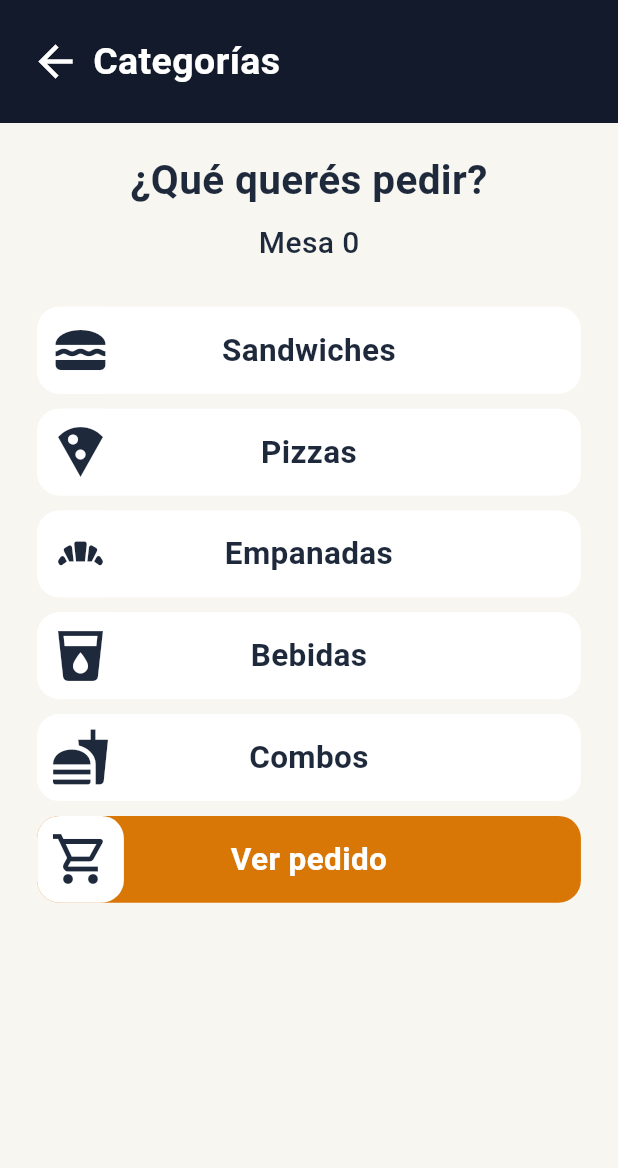
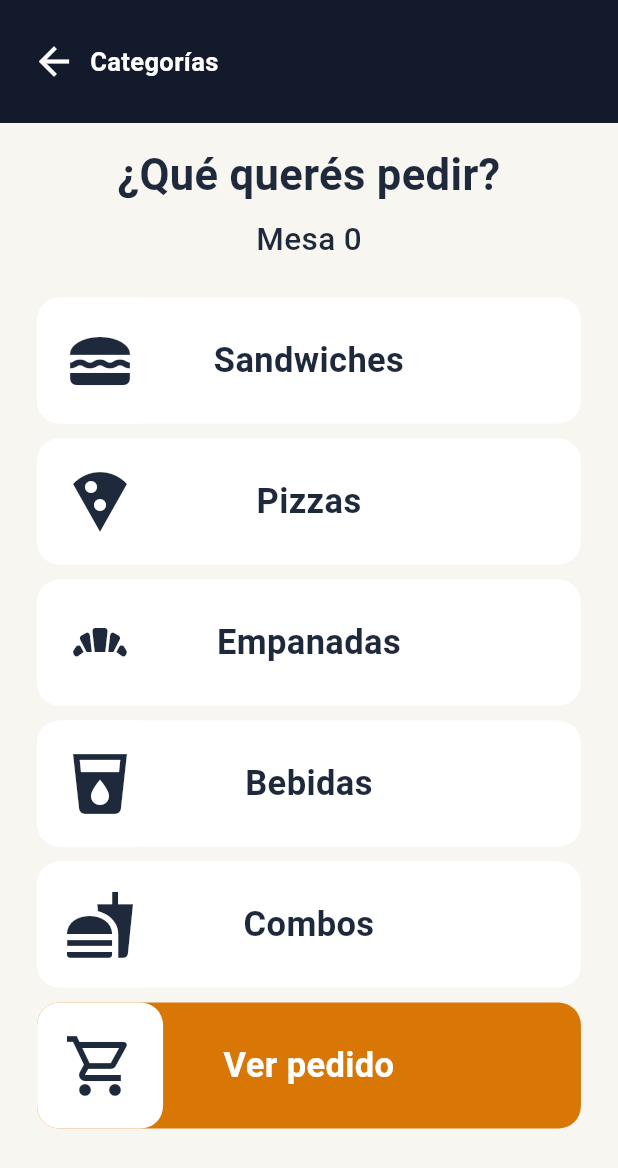
Before and after one commit to ferpala3294294/mozo-app, a Flutter app: the CategoriasScreen screen opened directly with empty values, on a phone screen of 412 x 824 dp. Shown: the top 1168 px of the screen. Run offline on Flutter 3.47's test engine with Material 3 defaults, Android fonts, the phone set to English and light mode, and no system bars; network calls fail.

Commit message:
Ultima actualizacion del proyecto

```diff
--- a/lib/screens/categoria_bebidas_screen.dart
+++ b/lib/screens/categoria_bebidas_screen.dart
@@ -597,6 +597,7 @@ IconButton(
                     Row(
                       children: [
                         Expanded(
+                          flex: 8,
                           child: categoriaBoton(
                             'Sandwiches',
                             () {
@@ -617,6 +618,7 @@ IconButton(
                         const SizedBox(width: 10),
 
                         Expanded(
+                          flex: 4,
                           child: categoriaBoton(
                             'Pizzas',
                             () {
@@ -637,6 +639,7 @@ IconButton(
                         const SizedBox(width: 10),
 
                         Expanded(
+                          flex: 8,
                           child: categoriaBoton(
                             'Empanadas',
                             () {
@@ -657,6 +660,7 @@ IconButton(
                         const SizedBox(width: 10),
 
                         Expanded(
+                          flex: 5,
                           child: categoriaBoton(
                             'Bebidas',
                             () {},
@@ -666,6 +670,7 @@ IconButton(
                         const SizedBox(width: 10),
 
 Expanded(
+  flex: 5,
   child: categoriaBoton(
     'Combos',
     () {
--- a/lib/screens/categoria_combos_screen.dart
+++ b/lib/screens/categoria_combos_screen.dart
@@ -598,6 +598,7 @@ IconButton(
                     Row(
   children: [
     Expanded(
+      flex: 8,
       child: categoriaBoton(
         'Sandwiches',
         () {
@@ -615,6 +616,7 @@ IconButton(
     ),
     const SizedBox(width: 10),
     Expanded(
+      flex: 4,
       child: categoriaBoton(
         'Pizzas',
         () {
@@ -632,6 +634,7 @@ IconButton(
     ),
     const SizedBox(width: 10),
     Expanded(
+      flex: 8,
       child: categoriaBoton(
         'Empanadas',
         () {
@@ -649,6 +652,7 @@ IconButton(
     ),
     const SizedBox(width: 10),
     Expanded(
+      flex: 5,
       child: categoriaBoton(
         'Bebidas',
         () {
@@ -666,6 +670,7 @@ IconButton(
     ),
     const SizedBox(width: 10),
     Expanded(
+      flex: 5,
       child: categoriaBoton(
         'Combos',
         () {},
--- a/lib/screens/categoria_empanadas_screen.dart
+++ b/lib/screens/categoria_empanadas_screen.dart
@@ -546,6 +546,7 @@ IconButton(
                     Row(
                       children: [
                         Expanded(
+                          flex: 8,
                           child: categoriaBoton(
                             'Sandwiches',
                             () {
@@ -563,6 +564,7 @@ IconButton(
                         ),
                         const SizedBox(width: 10),
                         Expanded(
+                          flex: 4,
                           child: categoriaBoton(
                             'Pizzas',
                             () {
@@ -580,6 +582,7 @@ IconButton(
                         ),
                         const SizedBox(width: 10),
                         Expanded(
+                          flex: 8,
                           child: categoriaBoton(
                             'Empanadas',
                             () {},
@@ -588,6 +591,7 @@ IconButton(
                         ),
                         const SizedBox(width: 10),
                         Expanded(
+                          	flex: 5,
                           child: categoriaBoton(
                             'Bebidas',
                             () {
@@ -606,6 +610,7 @@ IconButton(
                         const SizedBox(width: 10),
 
 Expanded(
+  flex: 5,
   child: categoriaBoton(
     'Combos',
     () {
@@ -676,6 +681,7 @@ Expanded(
     : azul,
           borderRadius: BorderRadius.circular(12),
         ),
+
         child: Center(
           child: Text(
             texto,
--- a/lib/screens/categoria_pizzas_screen.dart
+++ b/lib/screens/categoria_pizzas_screen.dart
@@ -595,6 +595,7 @@ IconButton(
                     Row(
                       children: [
                         Expanded(
+                          flex: 8,
                           child: categoriaBoton(
                             'Sandwiches',
                             () {
@@ -615,6 +616,7 @@ IconButton(
                         const SizedBox(width: 10),
 
                         Expanded(
+                          flex: 4,
                           child: categoriaBoton(
                             'Pizzas',
                             () {},
@@ -625,6 +627,7 @@ IconButton(
                         const SizedBox(width: 10),
 
                         Expanded(
+                          flex: 8,
                           child: categoriaBoton(
                             'Empanadas',
                             () {
@@ -645,6 +648,7 @@ IconButton(
                         const SizedBox(width: 10),
 
                         Expanded(
+                          flex: 5,
                           child: categoriaBoton(
                             'Bebidas',
                             () {
@@ -664,6 +668,7 @@ IconButton(
                         const SizedBox(width: 10),
 
 Expanded(
+  flex: 5,
   child: categoriaBoton(
     'Combos',
     () {
--- a/lib/screens/categoria_sandwiches_screen.dart
+++ b/lib/screens/categoria_sandwiches_screen.dart
@@ -706,6 +706,7 @@ IconButton(
                     Row(
                       children: [
                         Expanded(
+                          flex: 8,
                           child: categoriaBoton(
                             'Sandwiches',
                             () {},
@@ -716,6 +717,7 @@ IconButton(
                         const SizedBox(width: 10),
 
                         Expanded(
+                          flex: 4,
                           child: categoriaBoton(
                             'Pizzas',
                             () {
@@ -736,6 +738,7 @@ IconButton(
                         const SizedBox(width: 10),
 
                         Expanded(
+                          flex: 8,
                           child: categoriaBoton(
                             'Empanadas',
                             () {
@@ -756,6 +759,7 @@ IconButton(
                         const SizedBox(width: 10),
 
                         Expanded(
+                          flex: 5,
                           child: categoriaBoton(
                             'Bebidas',
                             () {
@@ -775,6 +779,7 @@ IconButton(
                         const SizedBox(width: 10),
 
 Expanded(
+  flex: 5,
   child: categoriaBoton(
     'Combos',
     () {
--- a/lib/screens/categorias_screen.dart
+++ b/lib/screens/categorias_screen.dart
@@ -42,7 +42,7 @@ static const Color azulOscuro = Color(0xFF1E293B);
                     icon: const Icon(
                       Icons.arrow_back,
                       color: Colors.white,
-                      size: 34,
+                      size: 30,
                     ),
                   ),
 
@@ -55,7 +55,7 @@ static const Color azulOscuro = Color(0xFF1E293B);
                           'Categorías',
                           style: TextStyle(
                             color: Colors.white,
-                            fontSize: 25,
+                            fontSize: 17,
                             fontWeight: FontWeight.bold,
                           ),
                         ),
@@ -82,20 +82,23 @@ static const Color azulOscuro = Color(0xFF1E293B);
                       ? (ancho * 0.06).clamp(20.0, 28.0)
                       : 40.0;
 
-                  // TARJETAS UN POCO MÁS CHICAS
+                  // ALTURA DE LAS TARJETAS
 final double altoTarjeta = esCelular
-                         ? (altoDisponible * 0.078).clamp(54.0, 64.0)
+    ? (altoDisponible * 0.115).clamp(72.0, 84.0)
     : 64.0;
 
 // ESPACIO ENTRE TARJETAS
 final double espacio = esCelular ? 10.0 : 14.0;
 
+// MARGEN VERTICAL
+final double paddingVertical = esCelular
+    ? (altoDisponible * 0.018).clamp(8.0, 14.0)
+    : 30.0;
+
 return SingleChildScrollView(
   padding: EdgeInsets.symmetric(
     horizontal: paddingHorizontal,
-                        vertical: esCelular
-    ? (altoDisponible * 0.025).clamp(12.0, 22.0)
-    : 30.0,
+    vertical: paddingVertical,
   ),
                     child: Center(
                       child: ConstrainedBox(
@@ -108,7 +111,7 @@ static const Color azulOscuro = Color(0xFF1E293B);
                               '¿Qué querés pedir?',
                               style: TextStyle(
                                 color: azulOscuro,
-                                fontSize: 27,
+                                fontSize: 29,
                                 fontWeight: FontWeight.bold,
                               ),
                               textAlign: TextAlign.center,
@@ -120,12 +123,12 @@ static const Color azulOscuro = Color(0xFF1E293B);
                               'Mesa $mesa',
                               style: const TextStyle(
                                 color: azulOscuro,
-                                fontSize: 20,
+                                fontSize: 21,
                                 fontWeight: FontWeight.w500,
                               ),
                             ),
 
-                            const SizedBox(height: 28),
+                            const SizedBox(height: 24),
 
                             // SANDWICHES
                             GestureDetector(
@@ -316,7 +319,7 @@ SizedBox(height: espacio),
                     icono,
                     color: azulOscuro,
                     size: esCelular
-                        ? (alto * 0.48).clamp(40.0, 55.0)
+    ? (alto * 0.58).clamp(40.0, 48.0)
     : (alto * 0.52).clamp(28.0, 42.0),
                   ),
                 ),
@@ -333,7 +336,7 @@ SizedBox(height: espacio),
   color: texto == 'Ver pedido'
       ? Colors.white
       : azulOscuro,
-  fontSize: esCelular ? 21 : 20,
+  fontSize: esCelular ? 23 : 20,
   fontWeight: FontWeight.bold,
 ),
                 ),
```
Also changed, not shown: 1 other file. Lines whose indentation alone changed are shown as unchanged.
